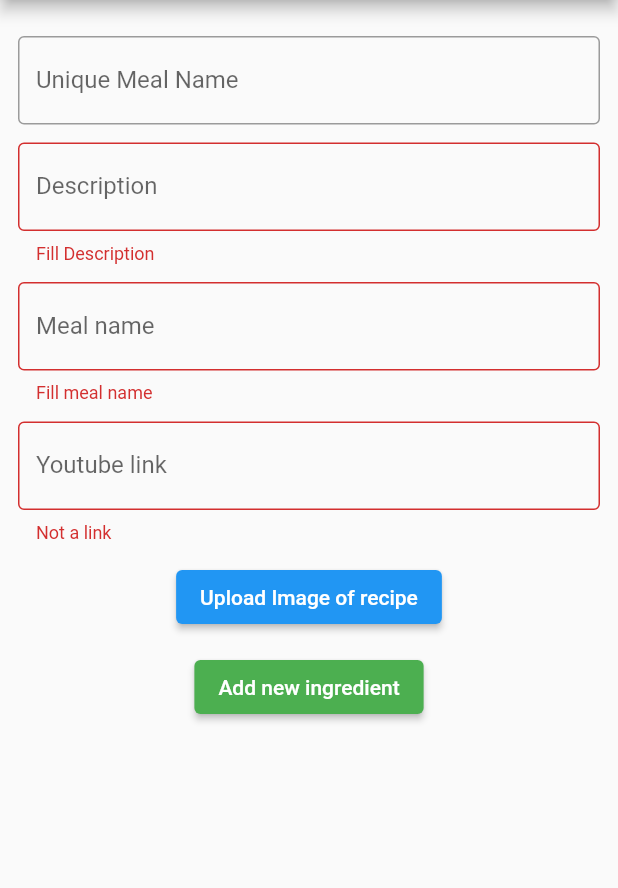
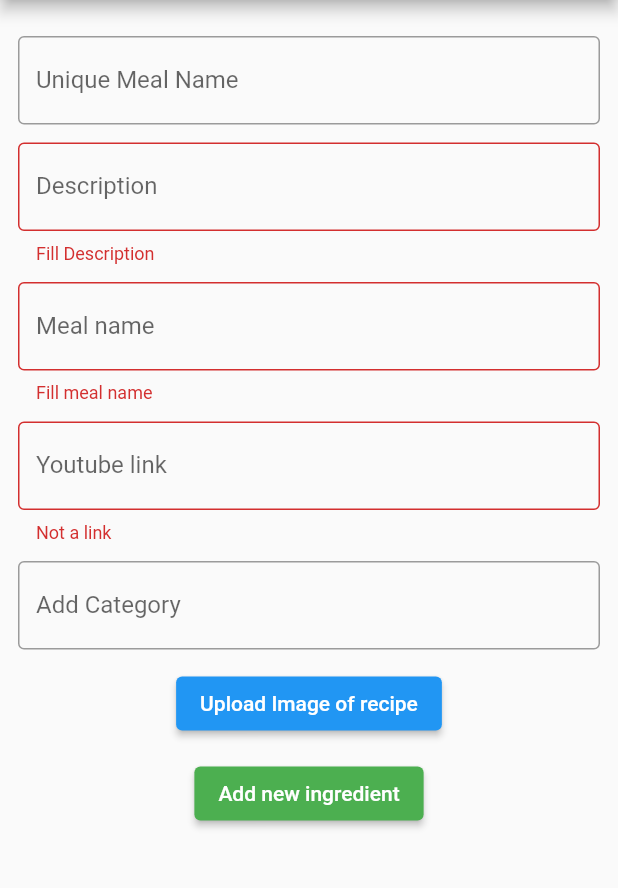
Before and after one commit to rassoi/rassoi_client_app, a Flutter app: the screen it shows after launch, after a tap on "Submit", on a phone screen of 412 x 824 dp, the part 84-972 px from its top. Run offline on Flutter 3.47's test engine with Material 2 defaults, Android fonts, the phone set to English and light mode, and no system bars; our stand-ins replace cloud_firestore, firebase_core, firebase_storage, flutter_typeahead, image_picker; accounts and stored records are empty.

Commit message:
Categories_Added

```diff
--- a/lib/main.dart
+++ b/lib/main.dart
@@ -113,9 +113,9 @@ class _MyHomePageState extends State<MyHomePage> {
     }
     // Upload meal
     var dishNameLowerCase = mealNameEditingController.text.toLowerCase();
-    var dishArrayName = [];
+    List<String> dishArrayName = [];
     for (int i = 0; i < dishNameLowerCase.length; i++) {
-      dishArrayName[i] = dishNameLowerCase.substring(0, i + 1);
+      dishArrayName.add(dishNameLowerCase.substring(0, i + 1));
     }
     FirebaseStorage _storage = FirebaseStorage.instance;
     int random = Random().nextInt(100000) + 1001;
@@ -137,6 +137,7 @@ class _MyHomePageState extends State<MyHomePage> {
                         "name": mealNameEditingController.text,
                         "nameAsArray": dishArrayName,
                         "youtube_link": youTubeLinkEditingController.text,
+                        "categoryName": suggestionsState.categoriesSelectedList
                       })))).then((value) => "completed 2");
     } on Exception {
     return Future.error("get lost 2");
@@ -172,6 +173,7 @@ class _MyHomePageState extends State<MyHomePage> {
       showIndicator = false;
       if (dataSubmitted) {
         // reset all data
+        suggestionState.removeAllSelectedCategories();
         suggestionState.init();
         uniqueMealNameEditingController.text = "";
         mealNameDescriptionEditingController.text = "";
@@ -293,7 +295,6 @@ class _MyHomePageState extends State<MyHomePage> {
                                 ),
                                 controller: uniqueMealNameEditingController,
                               ),
-                              //  onSuggestionSelected: onSuggestionSelected,
                               itemBuilder:
                                   (BuildContext context, String itemData) {
                                 return Padding(
@@ -361,6 +362,41 @@ class _MyHomePageState extends State<MyHomePage> {
                             },
                             controller: youTubeLinkEditingController,
                           ),
+                        ),
+                        Consumer<SuggestionsState>(
+                            builder: (context, categoryState, _) {
+                              return Wrap(
+                                children: getSelectedCategoryButtons(categoryState),
+                              );
+                            }),
+                        Padding(
+                          padding: const EdgeInsets.only(top: 12.0),
+                          child: Consumer<SuggestionsState>(
+                              builder: (context, categoryState, _) {
+                                return TypeAheadFormField(
+                                  textFieldConfiguration: const TextFieldConfiguration(
+                                    decoration: InputDecoration(
+                                      labelText: "Add Category",
+                                      border: OutlineInputBorder(),
+                                    ),
+                                  ),
+                                  //  onSuggestionSelected: onSuggestionSelected,
+                                  itemBuilder:
+                                      (BuildContext context, String itemData) {
+                                    return Padding(
+                                      padding: const EdgeInsets.all(8.0),
+                                      child: Text(itemData),
+                                    );
+                                  },
+                                  suggestionsCallback: (pattern) {
+                                    return categoryState.getCategorySuggestion(pattern);
+                                  },
+                                  onSuggestionSelected: (suggestion) {
+                                    categoryState.setSelectedCategory(suggestion);
+                                    setState(() {});
+                                  },
+                                );
+                              }),
                         ),
                         if (_recipeImage != null)
                           Padding(
@@ -611,6 +647,32 @@ class _MyHomePageState extends State<MyHomePage> {
     });
     _showSnackBar(context, "New ingredient list added.");
   }
+
+  List<Widget> getSelectedCategoryButtons(SuggestionsState categoryState) {
+    List<Widget> selectedCategoryButtons = [];
+    for (String selectedCategory in categoryState.categoriesSelectedList) {
+      selectedCategoryButtons.add(Container(
+        height: 52,
+        padding: const EdgeInsets.fromLTRB(0, 10, 10, 5),
+        child: TextButton.icon(
+            style: ButtonStyle(
+                shape: MaterialStateProperty.all<RoundedRectangleBorder>(
+                    RoundedRectangleBorder(
+                        borderRadius: BorderRadius.circular(18.0),
+                        side: const BorderSide(color: Colors.red)
+                    )
+                ),
+            ),
+            onPressed: () {
+              categoryState.removeSelectedCategory(selectedCategory);
+              setState(() {});
+            },
+            icon: const Center(child: Icon(Icons.cancel_outlined)),
+            label: Text(selectedCategory)),
+      ));
+    }
+    return selectedCategoryButtons;
+  }
 }
 
 Future<bool> _hasNetworkConnection() async {
--- a/lib/suggestions_state.dart
+++ b/lib/suggestions_state.dart
@@ -11,6 +11,8 @@ class SuggestionsState extends ChangeNotifier {
   List<String> allIngredientsNames = [];
   FutureOr<Iterable<String>> mealNamesFuture = List.empty();
   FutureOr<Iterable<String>> ingredientsNamesFuture = List.empty();
+  List<String> categoriesSelectedList = [];
+  final List<String> _allCategoriesList = [];
 
   SuggestionsState() {
     init();
@@ -45,6 +47,15 @@ class SuggestionsState extends ChangeNotifier {
       allIngredientsNames.sort((a, b) =>
           a.toUpperCase().toString().compareTo(b.toUpperCase().toString()));
       return ingredientsNames;
+    });
+
+    FirebaseFirestore.instance
+        .collection("categories")
+        .get()
+        .then((querySnapshot) {
+      for (var queryDocumentSnapshot in querySnapshot.docs) {
+        _allCategoriesList.add(queryDocumentSnapshot.get("categoryName").toString());
+      }
     });
   }
 
@@ -95,4 +106,29 @@ class SuggestionsState extends ChangeNotifier {
       return list;
     }
   }
+
+  FutureOr<Iterable<String>> getCategorySuggestion(String? queryCategoryName) {
+    List<String> categoriesSuggestionList = [];
+    categoriesSuggestionList.addAll(_allCategoriesList);
+    for (int index = 0; index < categoriesSelectedList.length; index++) {
+        categoriesSuggestionList.remove(categoriesSelectedList.elementAt(index));
+    }
+    return categoriesSuggestionList;
+    }
+
+  void setSelectedCategory(Object? selectedCategoryName) {
+    if (selectedCategoryName != null && selectedCategoryName is String) {
+      categoriesSelectedList.add(selectedCategoryName);
+    }
+  }
+
+  void removeSelectedCategory(String? selectedCategoryName) {
+    if (selectedCategoryName != null) {
+      categoriesSelectedList.remove(selectedCategoryName);
+    }
+  }
+
+  void removeAllSelectedCategories() {
+    categoriesSelectedList = [];
+  }
 }
```
Also changed, not shown: pubspec.lock.
